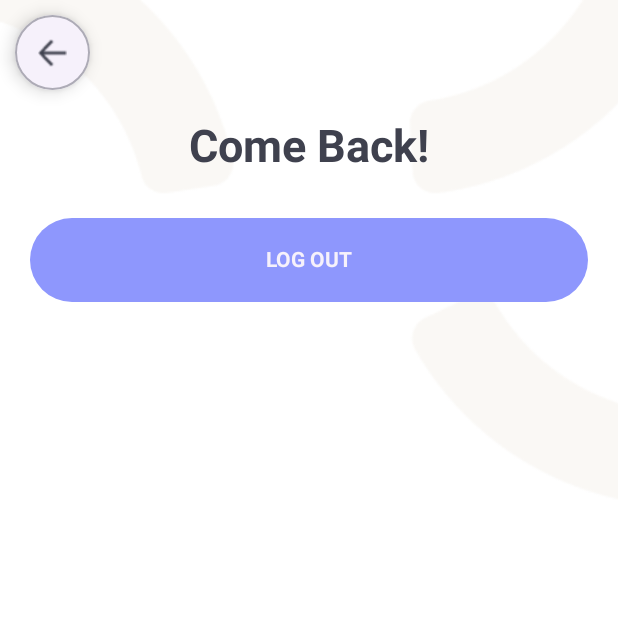
After one commit to SOUAH/SilentMoonFrontend, an Android app built with Jetpack Compose: the composable Logout shown on its own in the app's theme, on a phone screen of 412 x 824 dp, the top half of it. The commit adds this screen. Run offline under Robolectric (Android 15) with nearby library versions, the phone set to English and light mode, and no system bars.

Commit message:
Add logout.

```diff
--- /dev/null
+++ b/app/src/main/java/com/nistruct/meditation/view/meditations/Logout.kt
@@ -0,0 +1,60 @@
+package com.nistruct.meditation.view
+
+import android.annotation.SuppressLint
+import androidx.compose.foundation.Image
+import androidx.compose.foundation.layout.*
+import androidx.compose.material.*
+import androidx.compose.runtime.Composable
+import androidx.compose.ui.Modifier
+import androidx.compose.ui.layout.ContentScale
+import androidx.compose.ui.res.painterResource
+import androidx.compose.ui.text.style.TextAlign
+import androidx.compose.ui.unit.dp
+import androidx.navigation.NavController
+import com.nistruct.meditation.DesignContent.*
+import com.nistruct.meditation.R
+import com.nistruct.meditation.ui.theme.*
+
+@SuppressLint("CoroutineCreationDuringComposition")
+@Composable
+fun Logout(navController: NavController) {
+
+    Box(modifier = Modifier.fillMaxSize()) {
+        Column() {
+            Box {
+                Image(
+                    painter = painterResource(id = R.drawable.auth),
+                    contentDescription = null, modifier = Modifier
+                        .fillMaxWidth()
+                        .height(400.dp),
+                    contentScale = ContentScale.Crop
+                )
+
+                Column(Modifier.fillMaxSize()) {
+
+                    CircleButton(
+                        painterResource = painterResource(id = R.drawable.back),
+                        bg_color = White,
+                        tint_color = Black
+                    ) {
+                        navController.popBackStack()
+                    }
+
+                    MainTitle(
+                        title = "Come Back!",
+                        color = Black,
+                        align = TextAlign.Center
+                    )
+
+                    ButtonDesign(
+                        text_color = White,
+                        bg_color = Purple,
+                        text_title = "LOG OUT"
+                    ) {
+                        navController.navigate("LaunchScreen")
+                    }
+                }
+            }
+        }
+    }
+}
--- a/app/src/main/java/com/nistruct/meditation/view/meditations/Meditate.kt
+++ b/app/src/main/java/com/nistruct/meditation/view/meditations/Meditate.kt
@@ -56,6 +56,7 @@ fun Meditate(navController: NavHostController) {
                 selectedItemIndex,
                 items = listOf(
                     TitleAndIconModel("Meditate", R.drawable.medidate),
+                    TitleAndIconModel("User", R.drawable.user),
                 ),
             )
         }
```
